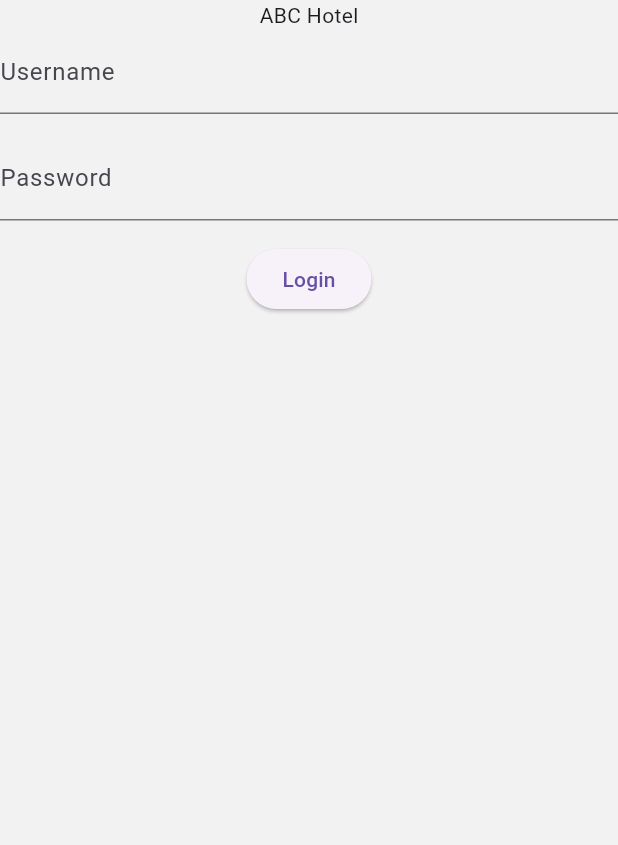
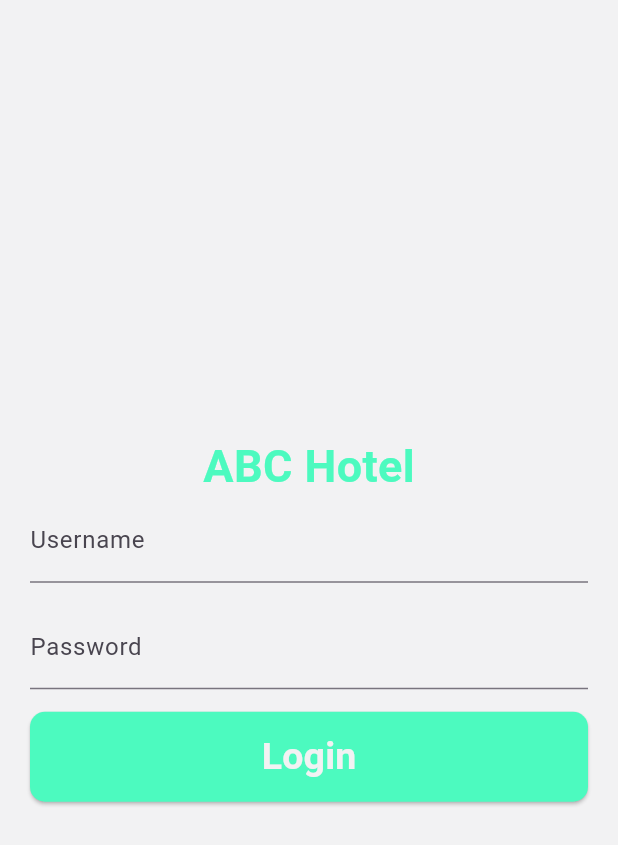
Before and after one commit to Khanhs3043/HotelManagement, a Flutter app: the loginScreen screen opened directly, on a phone screen of 412 x 824 dp. Shown: the top 845 px of the screen. Run offline on Flutter 3.47's test engine with Material 3 defaults, Android fonts, the phone set to English and light mode, and no system bars.

Commit message:
chỉnh sửa phần login và thêm sự kiện log out phần setting

```diff
--- a/manahotel/lib/main.dart
+++ b/manahotel/lib/main.dart
@@ -3,6 +3,7 @@ import 'package:manahotel/model/hotelMana.dart';
 import 'package:manahotel/screens/homeScreen.dart';
 import 'package:manahotel/ui/myTheme.dart';
 import 'package:provider/provider.dart';
+import 'package:manahotel/screens/loginScreen.dart';
 
 void main() {
   runApp(const MyApp());
@@ -21,7 +22,7 @@ class MyApp extends StatelessWidget {
       ],
         child: const MaterialApp(
           debugShowCheckedModeBanner: false,
-          home: HomeScreen(),
+          home: loginScreen(),
         )
     );
   }
--- a/manahotel/lib/screens/loginScreen.dart
+++ b/manahotel/lib/screens/loginScreen.dart
@@ -4,6 +4,8 @@ import 'package:manahotel/screens/homeScreen.dart';
 import '../ui/myTheme.dart';
 
 class loginScreen extends StatefulWidget{
+  const loginScreen({super.key});
+
   @override
   _loginScreenState createState() => _loginScreenState();
 }
@@ -16,10 +18,14 @@ class _loginScreenState extends State<loginScreen>{
   Widget build(BuildContext context){
     return Scaffold(
       backgroundColor: Provider.of<MyTheme>(context, listen: false).color1,
-      body: Column(
+      body: Padding(
+        padding: const EdgeInsets.all(20.0),
+        child: Column(
+          mainAxisAlignment: MainAxisAlignment.center,
           children: [
-          Text('ABC Hotel'),
+            Text('ABC Hotel', style: TextStyle(fontSize: 30, fontWeight: FontWeight.bold, color: Provider.of<MyTheme>(context).color10),),
             TextField(
+              style: TextStyle(color: Provider.of<MyTheme>(context).color8),
               controller: usernameController,
               decoration: InputDecoration(
                 labelText: 'Username',
@@ -27,6 +33,7 @@ class _loginScreenState extends State<loginScreen>{
             ),
             SizedBox(height: 15,),
             TextField(
+              style: TextStyle(color: Provider.of<MyTheme>(context).color8),
               controller: passwordController,
               decoration: InputDecoration(
                 labelText: 'Password',
@@ -41,15 +48,24 @@ class _loginScreenState extends State<loginScreen>{
                 if(username == 'abc' && password == '123'){
                   Navigator.push(
                     context,
-                  MaterialPageRoute(builder: (context) => HomeScreen()));
+                    MaterialPageRoute(builder: (context) => HomeScreen())
+                  );
                   print('Login Successful!');
                 } else{
                   print('Login failed');
                 }
               },
-            child: Text('Login'),
+              style: ElevatedButton.styleFrom(
+                backgroundColor: Provider.of<MyTheme>(context).color10,
+                shape: RoundedRectangleBorder(
+                    borderRadius: BorderRadius.circular(10)
+                ),
+                minimumSize: Size(400, 60),
+              ),
+              child: Text('Login', style: TextStyle(fontSize: 25, color: Provider.of<MyTheme>(context).color1, fontWeight: FontWeight.bold),),
             ),
           ],
+        ),
       ),
     );
   }
--- a/manahotel/lib/ui/myTheme.dart
+++ b/manahotel/lib/ui/myTheme.dart
@@ -11,6 +11,7 @@ class MyTheme with ChangeNotifier{
   Color color7 = const Color(0xFFFDA0A1);
   Color color8 = const Color(0xFF000001);
   Color color9 = const Color(0xFFBABABB);
+  Color color10 = const Color(0xFF4CFABF);
 
   setTheme(bool isDark){
     if(!isDark){
@@ -23,6 +24,7 @@ class MyTheme with ChangeNotifier{
       color7 = const Color(0xFFFDA0A1);
       color8 = const Color(0xFF000001);
       color9 = const Color(0xFFBABABB);
+      color10 = const Color(0xFF4CFABF);
     }else{
       color1 = const Color(0xFF181819);
       color2 = const Color(0xFF1F1F20);
@@ -33,6 +35,7 @@ class MyTheme with ChangeNotifier{
       color7 = const Color(0xFF6E1819);
       color8 = const Color(0xFFFDFDFE);
       color9 = const Color(0xFFBABABB);
+      color10 = const Color(0xFF4CFABF);
     }
     notifyListeners();
   }
```
Also changed, not shown: manahotel/lib/screens/settingScreen.dart (+9 -0 lines). Lines whose indentation alone changed are shown as unchanged.
